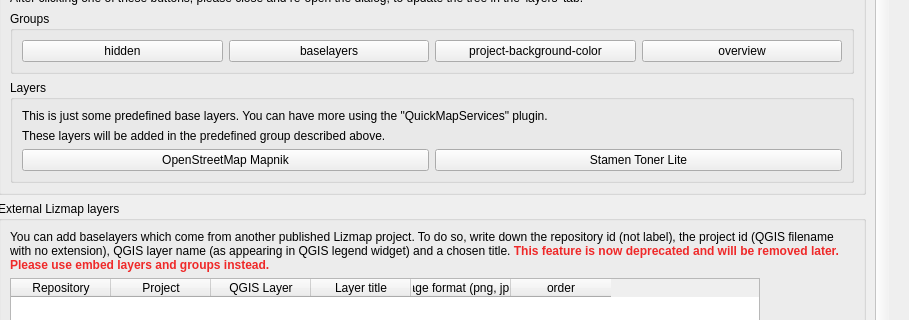
3liz/lizmap-plugin, file lizmap/resources/ui/ui_lizmap.ui: the form before one commit; both pictures show x 291 to 1200 and y 373 to 693 of the 1200 by 900 pixel window.
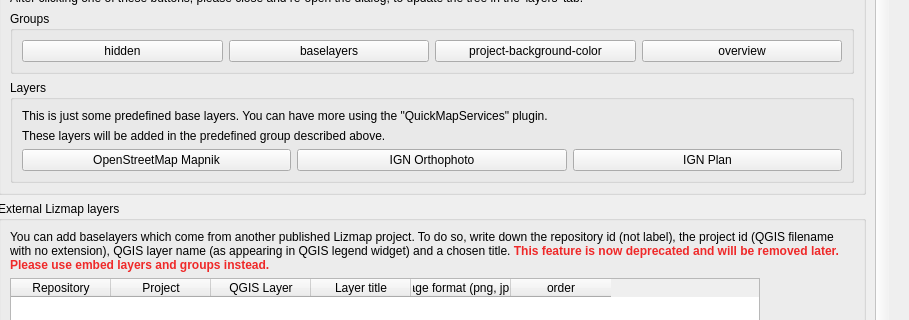
The form after the commit. The open tabs and pages were chosen to show the change. Custom widgets are drawn as their Qt base class.

Commit message: Add a button for the French orthophoto

```diff
--- a/lizmap/resources/ui/ui_lizmap.ui
+++ b/lizmap/resources/ui/ui_lizmap.ui
@@ -2693,7 +2693,14 @@
                        <item>
                         <widget class="QPushButton" name="button_stamen_toner_lite">
                          <property name="text">
-                          <string>Stamen Toner Lite</string>
+                          <string notr="true">IGN Orthophoto</string>
+                         </property>
+                        </widget>
+                       </item>
+                       <item>
+                        <widget class="QPushButton" name="button_ign_plan">
+                         <property name="text">
+                          <string notr="true">IGN Plan</string>
                          </property>
                         </widget>
                        </item>
```
Left out of the diff: 2 changed lines with no effect on the pictures. The commit also changes 2 other files.
